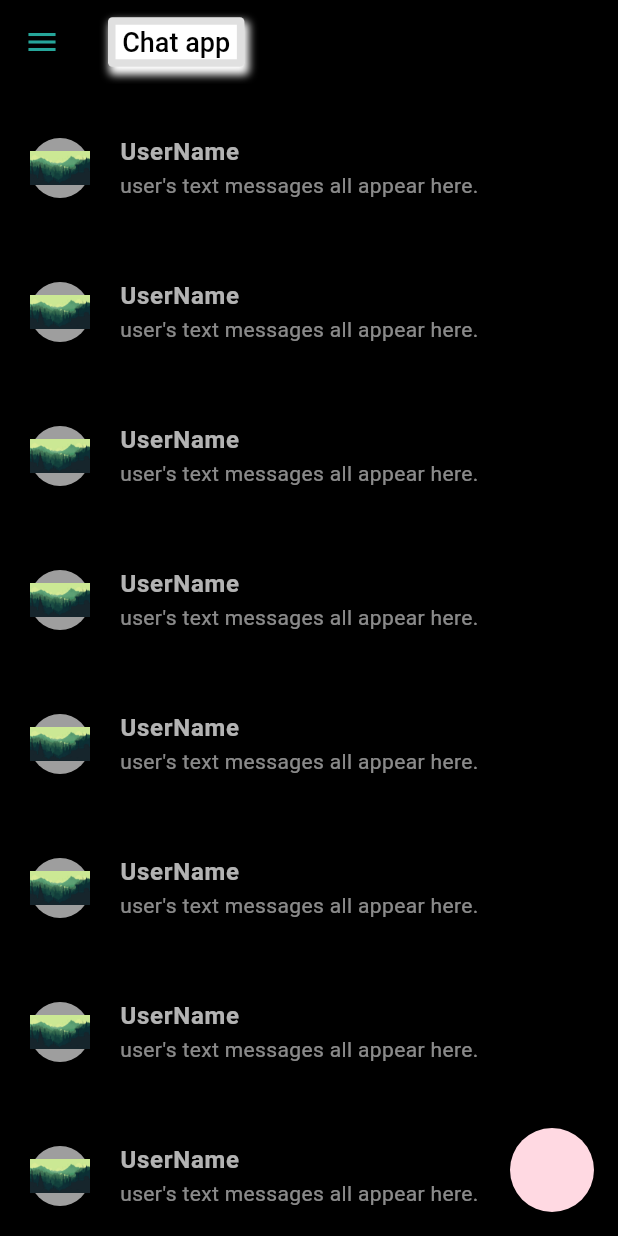
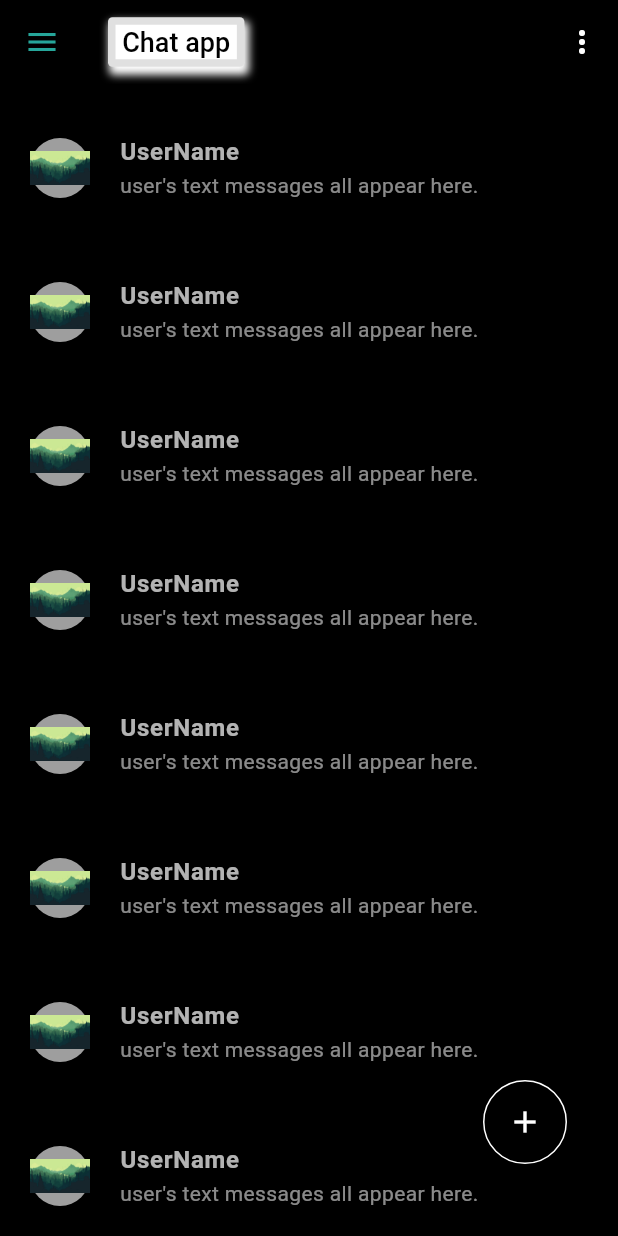
Before and after one commit to SarthakMohanty1965/CODSOFT, a Flutter app: the MyHomePage screen opened directly, on a phone screen of 412 x 824 dp. Run offline on Flutter 3.47's test engine with Material 3 defaults, Android fonts, the phone set to English and light mode, and no system bars; our stand-ins replace audioplayers, google_fonts; Roboto replaces fonts that are missing (Ubuntu).

Commit message:
Few necessary dart file modified and ChatRoom UI created

```diff
--- a/task_04/lib/loginpage.dart
+++ b/task_04/lib/loginpage.dart
@@ -23,9 +23,6 @@ class _MyLoginPage extends State<LoginPage> {
     });
 
   }
-
-
-
   @override
   Widget build(BuildContext context) {
     return Scaffold(
--- a/task_04/lib/main.dart
+++ b/task_04/lib/main.dart
@@ -40,7 +40,9 @@ class _MyHomePageState extends State<MyHomePage> {
       child: Scaffold(
         appBar: AppBar(
           elevation: 0.0,
-          actions: const [],
+          actions:  [
+            IconButton(onPressed: (){ }, icon: Icon(Icons.more_vert_rounded,color: Colors.white,))
+          ],
           backgroundColor: Colors.black,
           iconTheme: IconThemeData(color: Colors.teal.shade400),
           title: Container(
@@ -121,11 +123,15 @@ class _MyHomePageState extends State<MyHomePage> {
           ),
         ),
         backgroundColor: Colors.black,
-        floatingActionButton: FloatingActionButton(
-          onPressed:(){} ,
-          tooltip:'New Chat' ,
-          shape: const CircleBorder(),
-          splashColor: Colors.teal,
+        floatingActionButton: Padding(
+          padding: const EdgeInsets.only(bottom: 32.0,right: 18),
+          child: FloatingActionButton(child: Icon(Icons.add,color: Colors.white,),
+            onPressed:(){} ,
+            backgroundColor: Colors.black,
+            tooltip:'New Chat',
+            shape: const CircleBorder(side: BorderSide(color: Colors.white)),
+            splashColor: Colors.teal.shade100,
+          ),
         ),
         body: Center(
           child: Padding(
```
Also changed, not shown: task_04/lib/chatroompage.dart (+19 -0 lines).
